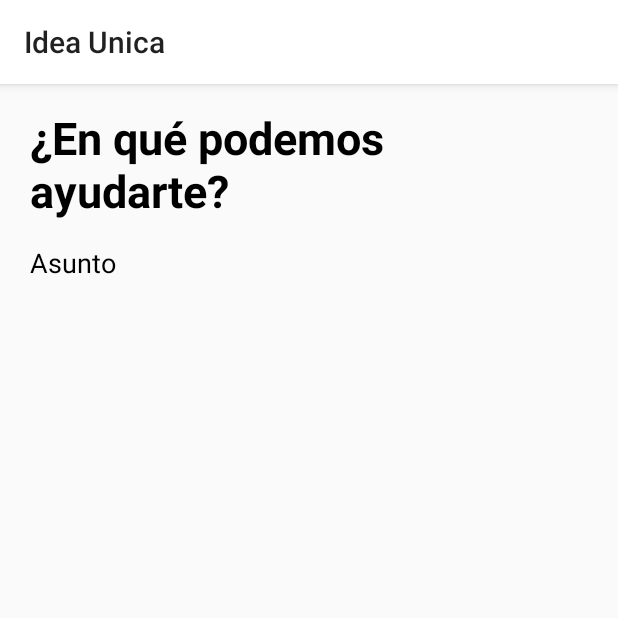
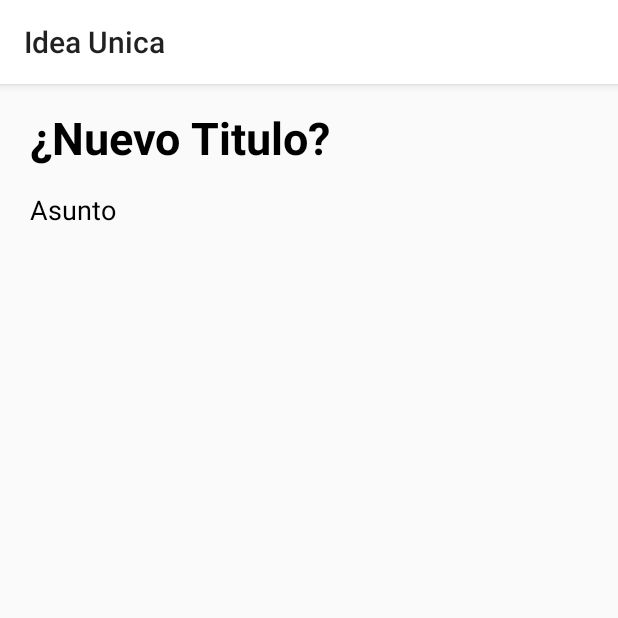
Before and after one commit to michelegaby/IdeaUnica, an Android app: the Evento screen opened directly, with no data from a screen before it, on a phone screen of 412 x 824 dp, the top half of it. Run offline under Robolectric (Android 15) with nearby library versions, the light colour scheme and no system bars; network calls fail.

Commit message:
Primera prueba

```diff
--- a/app/src/main/res/layout/activity_evento.xml
+++ b/app/src/main/res/layout/activity_evento.xml
@@ -9,16 +9,17 @@
         android:orientation="vertical"
         android:layout_width="match_parent"
         android:layout_height="wrap_content">
-    <TextView
-        android:layout_marginVertical="15dp"
-        android:layout_marginHorizontal="20dp"
-        android:layout_centerInParent="true"
-        android:textColor="#000"
-        android:textStyle="bold"
-        android:text="¿En qué podemos ayudarte?"
-        android:textSize="30dp"
-        android:layout_width="wrap_content"
-        android:layout_height="wrap_content"/>
+
+        <TextView
+            android:layout_width="wrap_content"
+            android:layout_height="wrap_content"
+            android:layout_centerInParent="true"
+            android:layout_marginHorizontal="20dp"
+            android:layout_marginVertical="15dp"
+            android:text="¿Nuevo Titulo?"
+            android:textColor="#000"
+            android:textSize="30dp"
+            android:textStyle="bold" />
     <TextView
         android:layout_marginHorizontal="20dp"
         android:layout_centerInParent="true"
```
Also changed, not shown: app/src/main/AndroidManifest.xml (+1 -9 lines).
